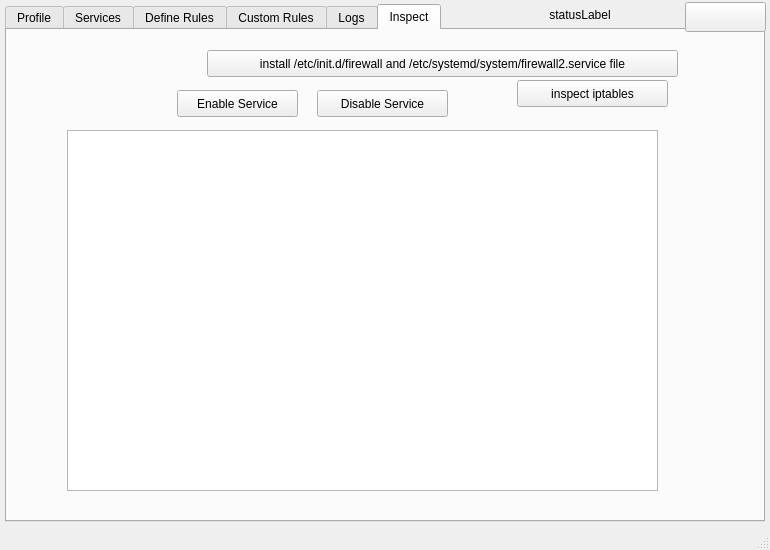
Above: sources/mainwindow.ui from emiljoensson/iptables-GUI before the change. Below: the same form after it.
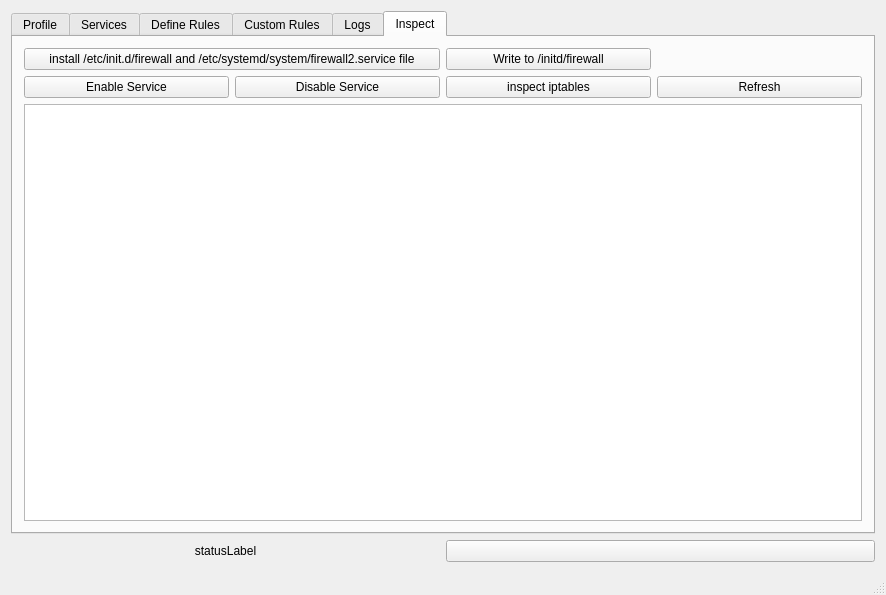
That is the form after the change. The open tabs and pages were chosen to show the change.

Patch:
```diff
--- a/sources/mainwindow.ui
+++ b/sources/mainwindow.ui
@@ -6,8 +6,8 @@
    <rect>
     <x>0</x>
     <y>0</y>
-    <width>770</width>
-    <height>550</height>
+    <width>886</width>
+    <height>595</height>
    </rect>
   </property>
   <property name="minimumSize">
@@ -20,18 +20,12 @@
    <string>iptables Made Simple</string>
   </property>
   <widget class="QWidget" name="centralWidget">
+   <layout class="QGridLayout" name="gridLayout_2">
+    <item row="0" column="0">
    <widget class="QTabWidget" name="tabs1">
     <property name="enabled">
      <bool>true</bool>
     </property>
-    <property name="geometry">
-     <rect>
-      <x>5</x>
-      <y>4</y>
-      <width>760</width>
-      <height>518</height>
-     </rect>
-    </property>
     <property name="currentIndex">
      <number>3</number>
     </property>
@@ -1559,92 +1553,60 @@
      <attribute name="title">
       <string>Inspect</string>
      </attribute>
-     <widget class="QPushButton" name="pushButton">
-      <property name="geometry">
-       <rect>
-        <x>510</x>
-        <y>50</y>
-        <width>151</width>
-        <height>27</height>
-       </rect>
-      </property>
-      <property name="text">
-       <string>inspect iptables</string>
-      </property>
-     </widget>
-     <widget class="QTextEdit" name="inspecttabedit">
-      <property name="geometry">
-       <rect>
-        <x>60</x>
-        <y>100</y>
-        <width>591</width>
-        <height>361</height>
-       </rect>
-      </property>
-     </widget>
+       <layout class="QGridLayout" name="gridLayout_4">
+        <item row="0" column="0" colspan="2">
      <widget class="QPushButton" name="installfirewallbtn">
-      <property name="geometry">
-       <rect>
-        <x>200</x>
-        <y>20</y>
-        <width>471</width>
-        <height>27</height>
-       </rect>
-      </property>
       <property name="text">
        <string>install /etc/init.d/firewall and /etc/systemd/system/firewall2.service file</string>
       </property>
      </widget>
-     <widget class="QPushButton" name="ServiceEnable">
-      <property name="geometry">
-       <rect>
-        <x>170</x>
-        <y>60</y>
-        <width>121</width>
-        <height>27</height>
-       </rect>
-      </property>
-      <property name="text">
-       <string>Enable Service</string>
-      </property>
-     </widget>
+        </item>
+        <item row="2" column="0" colspan="4">
+         <widget class="QTextEdit" name="inspecttabedit"/>
+        </item>
+        <item row="1" column="1">
      <widget class="QPushButton" name="DisableService">
-      <property name="geometry">
-       <rect>
-        <x>310</x>
-        <y>60</y>
-        <width>131</width>
-        <height>27</height>
-       </rect>
-      </property>
       <property name="text">
        <string>Disable Service</string>
       </property>
      </widget>
-    </widget>
-   </widget>
-   <widget class="QPushButton" name="pushButton_startStop">
-    <property name="geometry">
-     <rect>
-      <x>685</x>
-      <y>2</y>
-      <width>81</width>
-      <height>30</height>
-     </rect>
-    </property>
+        </item>
+        <item row="1" column="0">
+         <widget class="QPushButton" name="ServiceEnable">
+          <property name="text">
+           <string>Enable Service</string>
+          </property>
+         </widget>
+        </item>
+        <item row="1" column="2">
+         <widget class="QPushButton" name="pushButton">
+          <property name="text">
+           <string>inspect iptables</string>
+          </property>
+         </widget>
+        </item>
+        <item row="1" column="3">
+         <widget class="QPushButton" name="Refresh">
+          <property name="text">
+           <string>Refresh</string>
+          </property>
+         </widget>
+        </item>
+        <item row="0" column="2">
+         <widget class="QPushButton" name="writeFW">
     <property name="text">
-     <string/>
-    </property>
-   </widget>
+           <string>Write to /initd/firewall</string>
+          </property>
+         </widget>
+        </item>
+       </layout>
+      </widget>
+     </widget>
+    </item>
+    <item row="1" column="0">
+     <layout class="QHBoxLayout" name="horizontalLayout_2">
+      <item>
    <widget class="QLabel" name="statusLabel">
-    <property name="geometry">
-     <rect>
-      <x>510</x>
-      <y>0</y>
-      <width>140</width>
-      <height>30</height>
-     </rect>
-    </property>
     <property name="text">
      <string>statusLabel</string>
     </property>
@@ -1652,6 +1614,17 @@
      <set>Qt::AlignCenter</set>
     </property>
    </widget>
+      </item>
+      <item>
+       <widget class="QPushButton" name="pushButton_startStop">
+        <property name="text">
+         <string/>
+        </property>
+       </widget>
+      </item>
+     </layout>
+    </item>
+   </layout>
   </widget>
   <widget class="QStatusBar" name="statusBar">
    <property name="enabled">
```
Left out of the diff: 80 changed lines with no effect on the pictures. Lines whose indentation alone changed are shown as unchanged.
